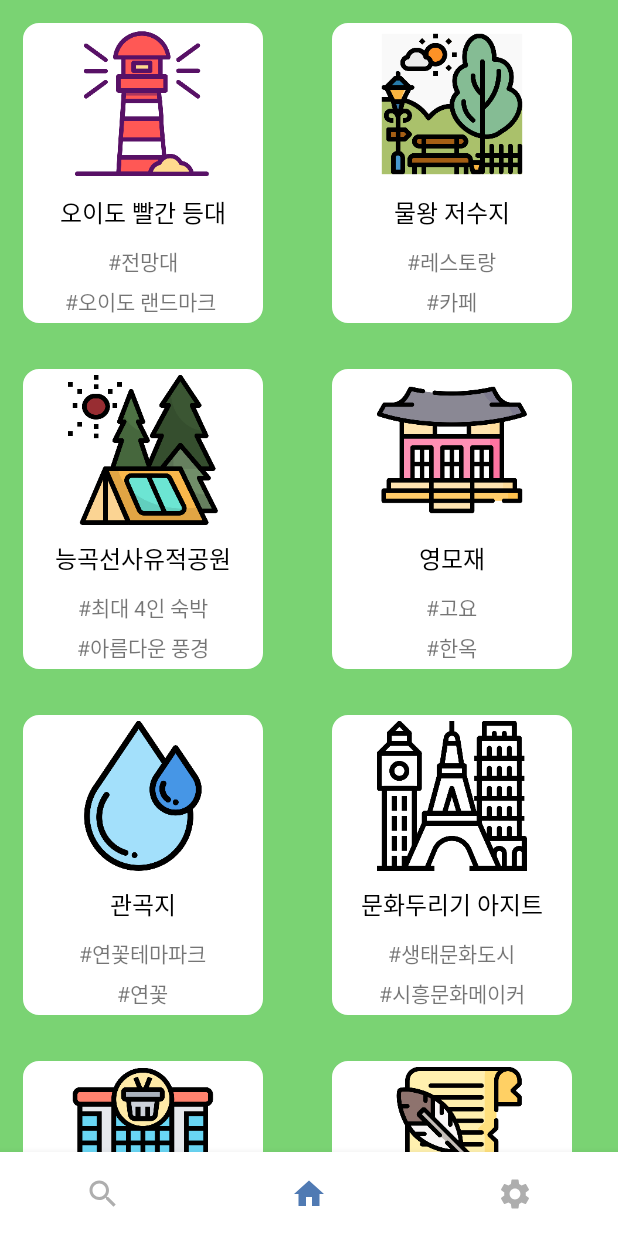
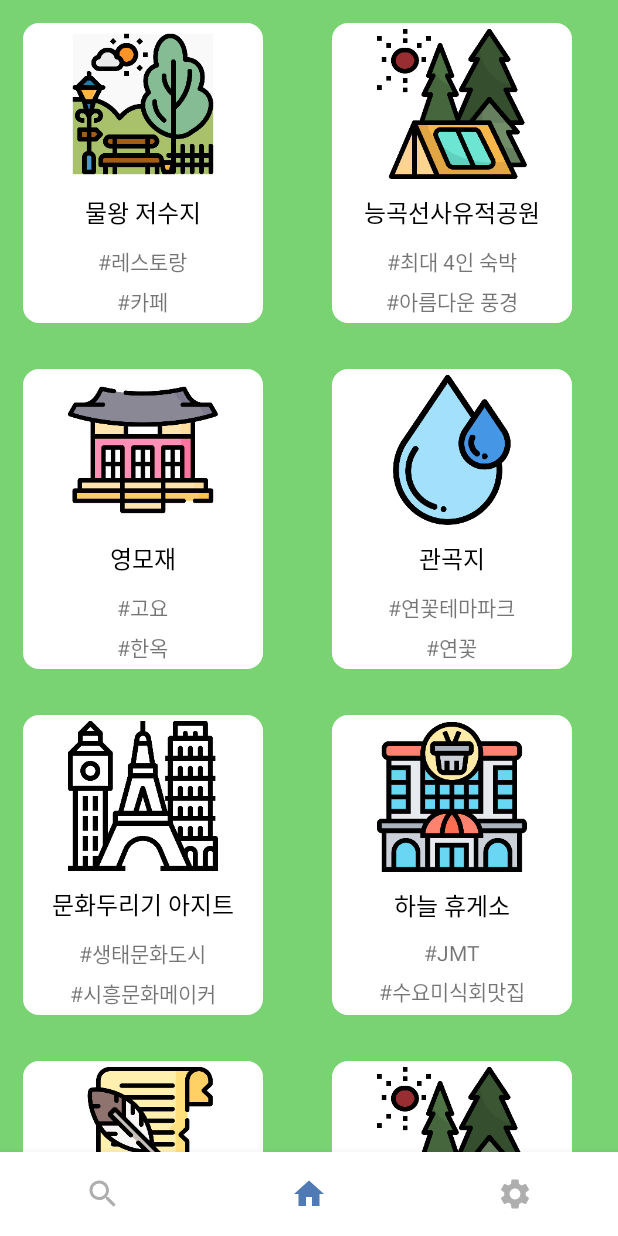
Before and after one commit to kimsw215/SeeHeung, an Android app: the CenterClassifyFragment screen opened through its navigation route, on a phone screen of 412 x 824 dp. Run offline under Robolectric (Android 15) with nearby library versions, the phone set to English and light mode, and no system bars; our stand-ins replace Firebase (no records; nobody signed in at launch, a user with empty details on screens opened directly), navigation-ui.

Commit message:
add recyclerview north, center, south
+ mainActivity 변경중

```diff
--- a/app/src/main/java/kr/ac/kpu/ce2019152012/seeheung/CenterFragments/CenterClassifyFragment.kt
+++ b/app/src/main/java/kr/ac/kpu/ce2019152012/seeheung/CenterFragments/CenterClassifyFragment.kt
@@ -12,6 +12,7 @@ import androidx.navigation.NavController
 import androidx.navigation.findNavController
 import androidx.navigation.fragment.NavHostFragment
 import androidx.navigation.fragment.NavHostFragment.Companion.findNavController
+import androidx.navigation.ui.NavigationUI
 import androidx.navigation.ui.setupWithNavController
 import androidx.recyclerview.widget.GridLayoutManager
 import androidx.recyclerview.widget.RecyclerView
@@ -30,10 +31,10 @@ class CenterClassifyFragment : Fragment() {
     private val binding get() = _binding!!
 
     // Adapter 변수 선언
-    lateinit var listAdapter : ListAdapterGrid
+    private lateinit var listAdapter : ListAdapterGrid
 
     // gridManager
-    lateinit var Gmanager : GridLayoutManager
+    private lateinit var Gmanager : GridLayoutManager
 
     // 중부 테마 정보 변수 선언
     val datas = mutableListOf<HashDataVo>()
@@ -48,6 +49,11 @@ class CenterClassifyFragment : Fragment() {
         val view = binding.root
 
         initRecycler()
+        val bottomNavigationView = requireActivity().findViewById<BottomNavigationView>(R.id.bottom_nav)
+        val navHostUserFragment = requireActivity().supportFragmentManager
+            .findFragmentById(R.id.fragmentContainer) as NavHostFragment
+        val navController = navHostUserFragment.navController
+        NavigationUI.setupWithNavController(bottomNavigationView, navController)
 
         return view
     }
@@ -70,7 +76,6 @@ class CenterClassifyFragment : Fragment() {
         }
 
         datas.apply{
-            add(HashDataVo("오이도 빨간 등대", "#오이도 랜드마크 ", "#전망대", R.drawable.icon_lighthouse))
             add(HashDataVo("물왕 저수지", "#카페", "#레스토랑", R.drawable.icon_park))
             add(HashDataVo("능곡선사유적공원", "#아름다운 풍경", "#최대 4인 숙박", R.drawable.icon_camping))
             add(HashDataVo("영모재", "#한옥", "#고요", R.drawable.icon_hanok))
@@ -83,21 +88,11 @@ class CenterClassifyFragment : Fragment() {
             add(HashDataVo("능곡선사유적공원", "#체험교육", "#선사유적", R.drawable.icon_park))
             add(HashDataVo("월곶포구", "#로맨틱 데이트", "#아름다운석양", R.drawable.icon_placeholder))
             add(HashDataVo("신세계 프리미엄 아울렛", "#스페린 건축", "#반려견 산책가능", R.drawable.icon_market))
-            add(HashDataVo("옥구공원", "#서해일몰", "#환경친화적공원", R.drawable.icon_park))
-            add(HashDataVo("오이도 전통 수산시장", "#시흥대표광광지", "#싱싱한해산물", R.drawable.icon_fish_market))
-            add(HashDataVo("생금집", "#시흥유적", "#전통가옥", R.drawable.icon_parchment))
-            add(HashDataVo("맑은물상상누리", "#재활용도시랜드마크", "#자연친화적", R.drawable.icon_museum))
-            add(HashDataVo("웨이브파크", "최대규모서핑", "#4계절가능", R.drawable.icon_surfing))
-            add(HashDataVo("오이도박물관", "#그해우리는", "#체험박물관", R.drawable.icon_museum))
-            add(HashDataVo("시흥 도일시장", "#5일장", "#재래시장", R.drawable.icon_market))
-            add(HashDataVo("도일 아지다트", "#마을카페", "#플리마켓", R.drawable.icon_placeholder))
-            add(HashDataVo("배곧 한울 공원", "#생명도시", "#자연을 품은도시", R.drawable.icon_park))
 
             listAdapter.datas = datas
             listAdapter.notifyDataSetChanged()
         }
     }
-
     override fun onDestroyView() {
         super.onDestroyView()
         _binding = null
--- a/app/src/main/java/kr/ac/kpu/ce2019152012/seeheung/MainActivity.kt
+++ b/app/src/main/java/kr/ac/kpu/ce2019152012/seeheung/MainActivity.kt
@@ -1,23 +1,49 @@
 package kr.ac.kpu.ce2019152012.seeheung
 
+import android.os.Bundle
+import android.view.MenuItem
 import androidx.appcompat.app.AppCompatActivity
-import android.os.Bundle
 import androidx.navigation.fragment.NavHostFragment
-import androidx.navigation.ui.setupWithNavController
+import androidx.navigation.ui.NavigationUI
+import com.google.android.material.bottomnavigation.BottomNavigationView
 import kr.ac.kpu.ce2019152012.seeheung.databinding.ActivityMainBinding
 
 class MainActivity : AppCompatActivity() {
 
     private lateinit var binding : ActivityMainBinding
 
+    private val bottomNavigation : BottomNavigationView by lazy { findViewById(R.id.bottom_nav)}
+
     override fun onCreate(savedInstanceState: Bundle?) {
         super.onCreate(savedInstanceState)
         binding = ActivityMainBinding.inflate(layoutInflater)
         setContentView(binding.root)
 
-        val navHostUserFragment = supportFragmentManager
+        setupNavigation()
+        onSupportNavigateUp()
+        /*val navHostUserFragment = supportFragmentManager
             .findFragmentById(R.id.fragmentContainer) as NavHostFragment
         val navController = navHostUserFragment.navController
-        binding.bottomNav.setupWithNavController(navController)
+//        binding.bottomNav.setupWithNavController(navController)
+        NavigationUI.setupWithNavController(binding.bottomNav, navController,false)*/
+    }
+
+    override fun onSupportNavigateUp(): Boolean {
+        val navHostFragment = supportFragmentManager.findFragmentById(R.id.fragmentContainer) as NavHostFragment
+        val navController = navHostFragment.navController
+        return navController.navigateUp()
+    }
+
+    private fun setupNavigation(){
+        val navHostFragment = supportFragmentManager.findFragmentById(R.id.fragmentContainer) as NavHostFragment
+
+        val navController = navHostFragment.navController
+//        bottomNavigation.setupWithNavController(navController)
+
+        navController.addOnDestinationChangedListener{ _, detination, _ ->
+
+        }
+        NavigationUI.setupWithNavController(binding.bottomNav, navController)
+
     }
 }
--- a/app/src/main/java/kr/ac/kpu/ce2019152012/seeheung/MainFragments/HomeFragment.kt
+++ b/app/src/main/java/kr/ac/kpu/ce2019152012/seeheung/MainFragments/HomeFragment.kt
@@ -27,13 +27,6 @@ class HomeFragment : Fragment() {
     private var _binding: FragmentHomeBinding? = null
     private val binding get() = _binding!!
 
-    //북부
-    private val fragmentA = NorthClassifyFragment()
-    //중부
-    private val fragmentB = CenterClassifyFragment()
-    //남부
-    //private val fragmentC
-
     override fun onCreate(savedInstanceState: Bundle?) {
         super.onCreate(savedInstanceState)
     }
@@ -56,15 +49,18 @@ class HomeFragment : Fragment() {
 
         // 북부
         binding.NBtn.setOnClickListener {
-            it.findNavController().navigate(R.id.action_homeFragment_to_northClassifyFragment2)
+            findNavController().navigate(R.id.action_homeFragment_to_northClassifyFragment)
+        }
+        // 중부
+        binding.CBtn.setOnClickListener {
+            findNavController().navigate(R.id.action_homeFragment_to_centerClassifyFragment)
         }
 
-        binding.CBtn.setOnClickListener {
-            it.findNavController().navigate(R.id.action_homeFragment_to_centerClassifyFragment2)
+        // 남부
+        binding.SBtn.setOnClickListener {
+            findNavController().navigate(R.id.action_homeFragment_to_southClassifyFragment)
         }
-
     }
-
     override fun onDestroyView() {
         super.onDestroyView()
         _binding = null
--- a/app/src/main/res/layout/fragment_center_park.xml
+++ b/app/src/main/res/layout/fragment_center_info.xml
@@ -5,7 +5,7 @@
     android:layout_width="match_parent"
     android:layout_height="match_parent"
     android:orientation="vertical"
-    tools:context=".CenterFragments.CenterPark">
+    tools:context=".CenterFragments.CenterInfoFragment">
 
 
 
--- a/app/src/main/res/menu/bottom_nav_menu.xml
+++ b/app/src/main/res/menu/bottom_nav_menu.xml
@@ -4,14 +4,17 @@
     <item
         android:id="@+id/searchFragment"
         android:icon="@drawable/ic_baseline_search_24"
+        android:enabled="true"
         android:title="검색"/>
     <item
         android:id="@+id/homeFragment"
         android:icon="@drawable/ic_baseline_home_24"
+        android:enabled="true"
         android:title="홈"/>
     <item
         android:id="@+id/settingFragment"
         android:icon="@drawable/ic_baseline_settings_24"
+        android:enabled="true"
         android:title="설정"/>
 
 </menu>
--- a/app/src/main/res/navigation/nav_graph.xml
+++ b/app/src/main/res/navigation/nav_graph.xml
@@ -11,11 +11,14 @@
         android:label="fragment_home"
         tools:layout="@layout/fragment_home" >
         <action
-            android:id="@+id/action_homeFragment_to_centerClassifyFragment2"
+            android:id="@+id/action_homeFragment_to_centerClassifyFragment"
             app:destination="@id/centerClassifyFragment" />
         <action
-            android:id="@+id/action_homeFragment_to_northClassifyFragment2"
+            android:id="@+id/action_homeFragment_to_northClassifyFragment"
             app:destination="@id/northClassifyFragment" />
+        <action
+            android:id="@+id/action_homeFragment_to_southClassifyFragment"
+            app:destination="@id/southClassifyFragment" />
     </fragment>
     <fragment
         android:id="@+id/searchFragment"
@@ -45,4 +48,12 @@
             android:id="@+id/action_centerClassifyFragment_to_homeFragment"
             app:destination="@id/homeFragment" />
     </fragment>
+    <fragment
+        android:id="@+id/southClassifyFragment"
+        android:name="kr.ac.kpu.ce2019152012.seeheung.CenterFragments.SouthClassifyFragment"
+        android:label="SouthClassifyFragment" >
+        <action
+            android:id="@+id/action_southClassifyFragment_to_homeFragment"
+            app:destination="@id/homeFragment" />
+    </fragment>
 </navigation>
```
Also changed, not shown: app/src/main/java/kr/ac/kpu/ce2019152012/seeheung/CenterFragments/CenterInfoFragment.kt (renamed from app/src/main/java/kr/ac/kpu/ce2019152012/seeheung/NorthFragments/NorthPark.kt, +4 -5 lines), app/src/main/java/kr/ac/kpu/ce2019152012/seeheung/NorthFragments/NorthInfoFragment.kt (added, +36 -0 lines), app/src/main/java/kr/ac/kpu/ce2019152012/seeheung/SouthFragments/SouthClassifyFragment.kt (added, +87 -0 lines), app/src/main/java/kr/ac/kpu/ce2019152012/seeheung/SouthFragments/SouthInfoFragment.kt (renamed from app/src/main/java/kr/ac/kpu/ce2019152012/seeheung/CenterFragments/CenterPark.kt, +4 -5 lines), app/src/main/res/layout/fragment_north_info.xml (added, +12 -0 lines), app/src/main/res/layout/fragment_south_info.xml (added, +12 -0 lines), app/src/main/res/layout/south_classify.xml (added, +20 -0 lines).
